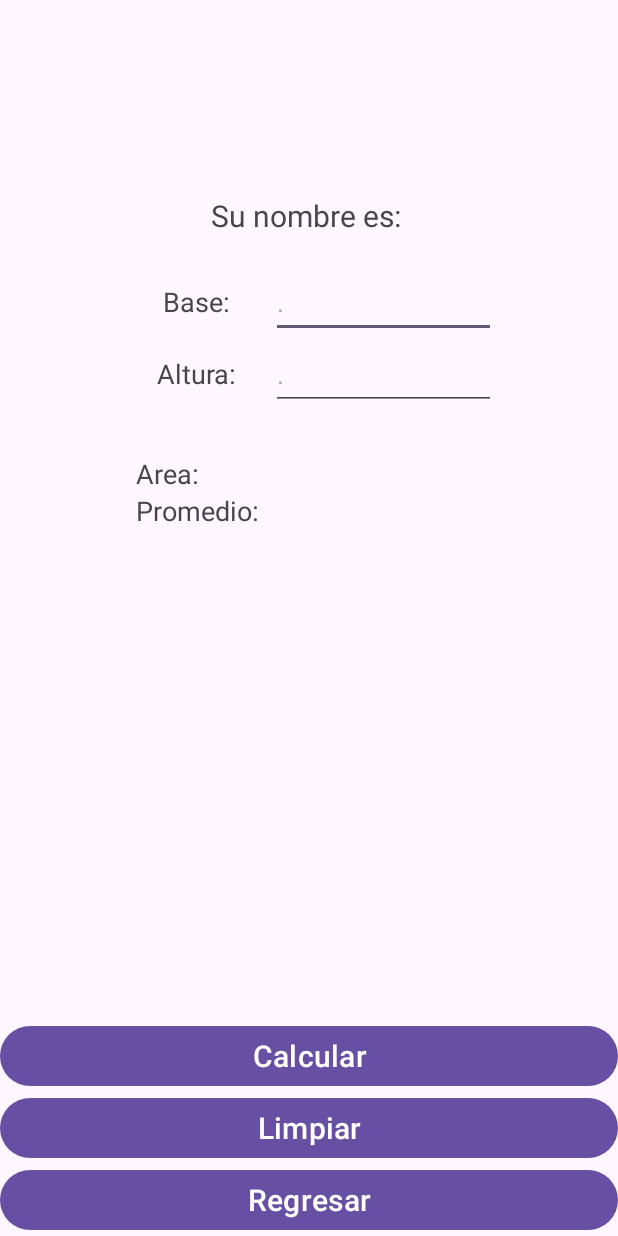
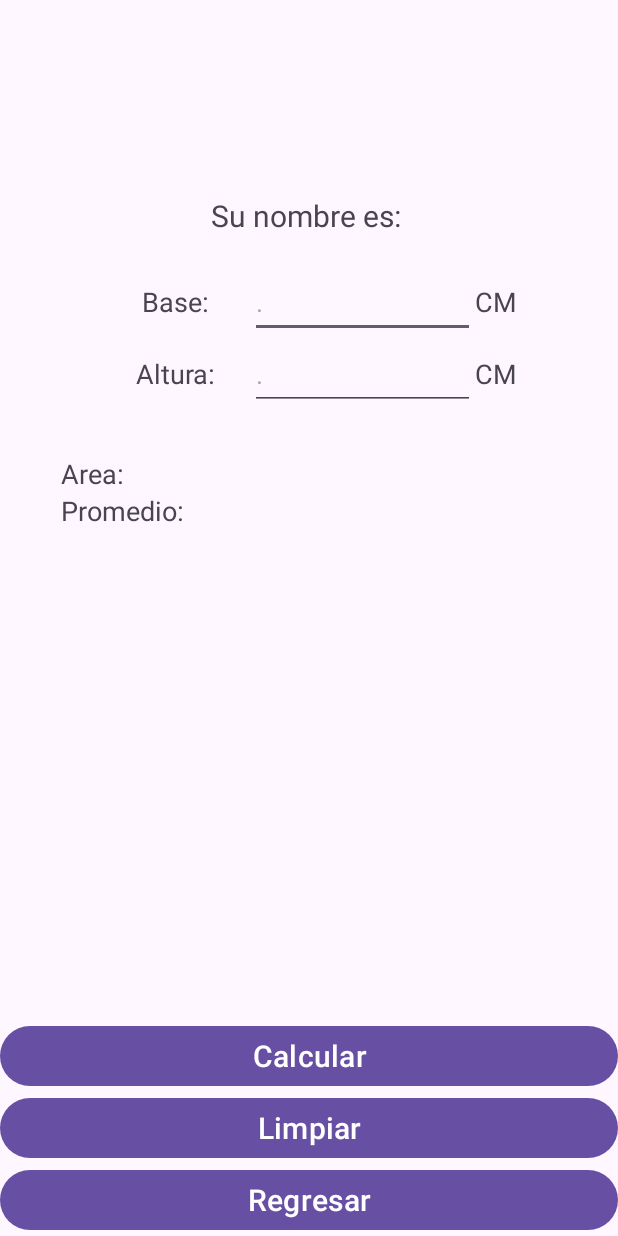
Before and after one commit to BryanUziii/9no_AS_ExamenCorte1Kotlinn, an Android app: the RectanguloActivity screen opened directly, with no data from a screen before it, on a phone screen of 412 x 824 dp. Run offline under Robolectric (Android 15) with nearby library versions, the phone set to English and light mode, and no system bars.

Commit message:
terminado RectanguloActivity y Finalizacion del examen

```diff
--- a/app/src/main/java/com/example/examencorte1koltinn/RectanguloActivity.kt
+++ b/app/src/main/java/com/example/examencorte1koltinn/RectanguloActivity.kt
@@ -1,15 +1,39 @@
 package com.example.examencorte1koltinn
 
+import android.app.AlertDialog
+import android.content.Intent
 import androidx.appcompat.app.AppCompatActivity
 import android.os.Bundle
+import android.widget.Button
+import android.widget.EditText
 import android.widget.TextView
+import android.widget.Toast
 
 class RectanguloActivity : AppCompatActivity() {
+    // Declaración de las propiedades
+    private lateinit var lblPerimetro: TextView
+    private lateinit var lblArea: TextView
+
+    private lateinit var inputBase: EditText
+    private lateinit var inputAltura: EditText
+
+    private lateinit var btnCalcular: Button
+    private lateinit var btnLimpiar: Button
+    private lateinit var btnRegresar: Button
+
     override fun onCreate(savedInstanceState: Bundle?) {
         super.onCreate(savedInstanceState)
         setContentView(R.layout.activity_rectangulo)
 
+        lblPerimetro = findViewById(R.id.lblPerimetro)
+        lblArea = findViewById(R.id.lblArea)
 
+        inputBase = findViewById(R.id.inputBase)
+        inputAltura = findViewById(R.id.inputAltura)
+
+        btnCalcular = findViewById(R.id.btnCalcular)
+        btnLimpiar = findViewById(R.id.btnLimpiar)
+        btnRegresar = findViewById(R.id.btnRegresar)
 
         val textViewNombreUsuario: TextView = findViewById(R.id.lblNombreUsuario)
 
@@ -19,5 +43,60 @@ class RectanguloActivity : AppCompatActivity() {
             val nombreUsuario: String? = extras.getString("nombreUsuario")
             textViewNombreUsuario.text = "Su nombre es: " + nombreUsuario
         }
+
+
+        btnCalcular.setOnClickListener {
+            if (validarInputs()) {
+                val base = inputBase.text.toString().trim().toDouble()
+                val altura = inputAltura.text.toString().trim().toDouble()
+
+                val rectangulo = Rectangulo(base, altura)
+
+                val areaCalculada = rectangulo.calcularArea()
+                val perimetroCalculado = rectangulo.calcularPerimetro()
+
+                lblArea.text = "Area: " + areaCalculada.toString()
+                lblPerimetro.text ="Perometro: " + perimetroCalculado.toString()
+            }
+        }
+
+
+
+
+        btnLimpiar.setOnClickListener {
+            inputAltura.text.clear()
+            inputBase.text.clear()
+
+            lblArea.text = "Area:"
+            lblPerimetro.text = "Perimetro:"
+        }
+
+        btnRegresar.setOnClickListener {
+            val builder = AlertDialog.Builder(this)
+            builder.setTitle("Confirmación")
+            builder.setMessage("¿Estás seguro de querer regresar?")
+            builder.setPositiveButton("Sí") { dialog, which ->
+                val intent = Intent(this, MainActivity::class.java)
+                startActivity(intent)
+                finish()
+            }
+            builder.setNegativeButton("No") { dialog, which ->
+                dialog.dismiss()
+            }
+            val dialog = builder.create()
+            dialog.show()
+        }
+    }
+
+    private fun validarInputs(): Boolean {
+        val alturaText = inputAltura.text.toString().trim()
+        val baseText = inputBase.text.toString().trim()
+
+        return if (!alturaText.isEmpty() && !baseText.isEmpty()) {
+            true
+        } else {
+            Toast.makeText(applicationContext, "Todos los campos son requeridos", Toast.LENGTH_SHORT).show()
+            false
+        }
     }
 }
--- a/app/src/main/res/layout/activity_rectangulo.xml
+++ b/app/src/main/res/layout/activity_rectangulo.xml
@@ -43,11 +43,20 @@
                     android:text="Base:" />
 
                 <EditText
+                    android:id="@+id/inputBase"
                     android:layout_width="150dp"
                     android:layout_height="wrap_content"
                     android:hint="."
+                    android:inputType="number"
                     android:minWidth="48dp"
                     android:minHeight="48dp" />
+
+                <TextView
+                    android:layout_width="wrap_content"
+                    android:layout_height="wrap_content"
+                    android:textSize="18sp"
+                    android:gravity="center"
+                    android:text="CM" />
             </LinearLayout>
 
             <LinearLayout
@@ -64,11 +73,20 @@
                     android:text="Altura:" />
 
                 <EditText
+                    android:id="@+id/inputAltura"
                     android:layout_width="150dp"
                     android:layout_height="wrap_content"
                     android:hint="."
+                    android:inputType="number"
                     android:minWidth="48dp"
                     android:minHeight="48dp" />
+
+                <TextView
+                    android:layout_width="wrap_content"
+                    android:layout_height="wrap_content"
+                    android:textSize="18sp"
+                    android:gravity="center"
+                    android:text="CM" />
             </LinearLayout>
 
         </LinearLayout>
@@ -86,7 +104,7 @@
 
                 <TextView
                     android:id="@+id/lblArea"
-                    android:layout_width="230dp"
+                    android:layout_width="330dp"
                     android:layout_height="wrap_content"
                     android:textSize="18sp"
                     android:text="Area:" />
@@ -100,7 +118,7 @@
 
                 <TextView
                     android:id="@+id/lblPerimetro"
-                    android:layout_width="230dp"
+                    android:layout_width="330dp"
                     android:layout_height="wrap_content"
                     android:textSize="18sp"
                     android:text="Promedio:" />
@@ -132,7 +150,7 @@
                 android:text="Limpiar" />
 
             <Button
-                android:id="@+id/btRegresar"
+                android:id="@+id/btnRegresar"
                 android:layout_width="match_parent"
                 android:layout_height="wrap_content"
                 android:textSize="20dp"
```
